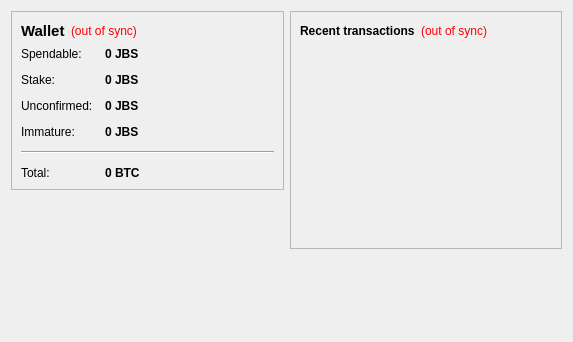
This is src/qt/forms/overviewpage.ui in jyap808/jumbucks as Qt 5 draws it before an edit. The edited form follows.
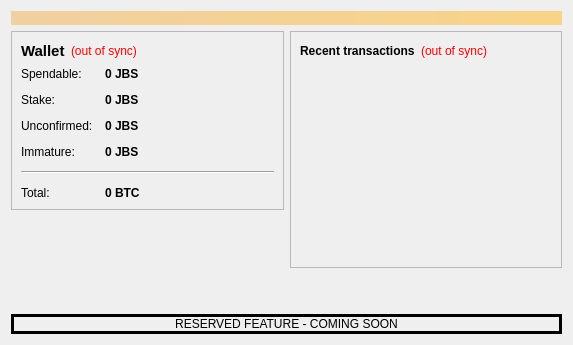
This is the edited form.

Commit message: Add new feature placeholders

```diff
--- a/src/qt/forms/overviewpage.ui
+++ b/src/qt/forms/overviewpage.ui
@@ -7,12 +7,30 @@
     <x>0</x>
     <y>0</y>
     <width>573</width>
-    <height>342</height>
+    <height>345</height>
    </rect>
   </property>
   <property name="windowTitle">
    <string>Form</string>
   </property>
+  <layout class="QVBoxLayout" name="topLayout">
+   <item>
+    <widget class="QLabel" name="labelAlerts">
+     <property name="visible">
+      <bool>false</bool>
+     </property>
+     <property name="styleSheet">
+      <string notr="true">background-color: qlineargradient(x1: 0, y1: 0, x2: 1, y2: 0, stop:0 #F0D0A0, stop:1 #F8D488); color:#000000;</string>
+     </property>
+     <property name="wordWrap">
+      <bool>true</bool>
+     </property>
+     <property name="margin">
+      <number>3</number>
+     </property>
+    </widget>
+   </item>
+   <item>
   <layout class="QHBoxLayout" name="horizontalLayout" stretch="1,1">
    <item>
     <layout class="QVBoxLayout" name="verticalLayout_2">
@@ -339,6 +357,30 @@
       </spacer>
      </item>
     </layout>
+     </item>
+    </layout>
+   </item>
+   <item>
+    <widget class="QLabel" name="labelFeature1">
+     <property name="frameShape">
+      <enum>QFrame::Box</enum>
+     </property>
+     <property name="frameShadow">
+      <enum>QFrame::Plain</enum>
+     </property>
+     <property name="lineWidth">
+      <number>3</number>
+     </property>
+     <property name="text">
+      <string>RESERVED FEATURE - COMING SOON</string>
+     </property>
+     <property name="alignment">
+      <set>Qt::AlignCenter</set>
+     </property>
+    </widget>
+   </item>
+   <item>
+    <layout class="QVBoxLayout" name="verticalLayoutFeature2"/>
    </item>
   </layout>
  </widget>
```
Lines whose indentation alone changed are shown as unchanged. The commit also changes 1 other file.
